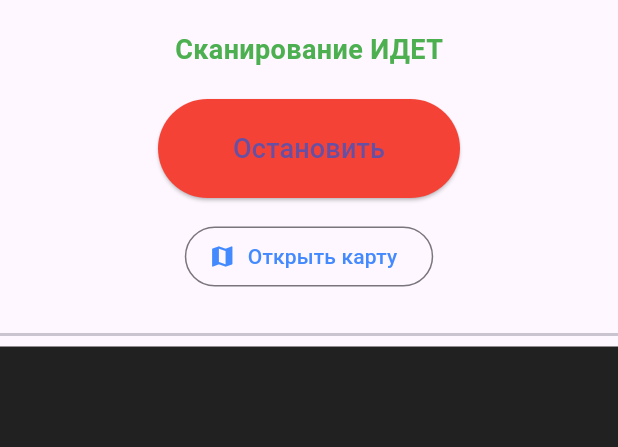
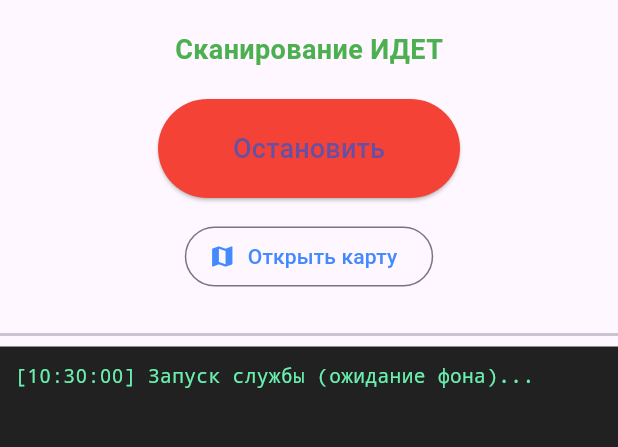
Before and after one commit to merty-gh/easyride, a Flutter app: the screen it shows after launch, after a tap on "Поехали", on a phone screen of 412 x 824 dp, the part 84-531 px from its top. Run offline on Flutter 3.47's test engine with Material 3 defaults, Android fonts, the phone set to English and light mode, and no system bars; our stand-ins replace flutter_map, geolocator, latlong2, sensors_plus; missing offline and left inert: flutter_foreground_task; network calls fail.

Commit message:
исправлены ошибки

```diff
--- a/easyride_app/lib/main.dart
+++ b/easyride_app/lib/main.dart
@@ -6,6 +6,7 @@ import 'api_service.dart';
 import 'map_screen.dart';
 
 void main() {
+  WidgetsFlutterBinding.ensureInitialized();
   FlutterForegroundTask.initCommunicationPort();
   runApp(const MyApp());
 }
@@ -36,18 +37,15 @@ class _DashboardState extends State<Dashboard> {
   void initState() {
     super.initState();
     _initForegroundTask();
-    // ИСПРАВЛЕНО: Новый метод прослушивания данных из фона
     FlutterForegroundTask.addTaskDataCallback(_onReceiveTaskData);
   }
 
   @override
   void dispose() {
-    // Очищаем прослушиватель при закрытии
     FlutterForegroundTask.removeTaskDataCallback(_onReceiveTaskData);
     super.dispose();
   }
 
-  // ИСПРАВЛЕНО: Функция для получения логов
   void _onReceiveTaskData(Object data) {
     if (data is String) {
       ApiService.addLog(data);
@@ -59,7 +57,6 @@ class _DashboardState extends State<Dashboard> {
     await FlutterForegroundTask.requestNotificationPermission();
     await FlutterForegroundTask.requestIgnoreBatteryOptimization();
 
-    // ИСПРАВЛЕНО: Обновленный синтаксис настроек под версию 9.x
     FlutterForegroundTask.init(
       androidNotificationOptions: AndroidNotificationOptions(
         channelId: 'easyride_tracking',
@@ -67,14 +64,13 @@ class _DashboardState extends State<Dashboard> {
         channelDescription: 'Сканирование ям работает в фоне',
         channelImportance: NotificationChannelImportance.LOW,
         priority: NotificationPriority.LOW,
-        // iconData убран, подхватится стандартная иконка
       ),
       iosNotificationOptions: const IOSNotificationOptions(
         showNotification: true,
         playSound: false,
       ),
       foregroundTaskOptions: ForegroundTaskOptions(
-        eventAction: ForegroundTaskEventAction.repeat(5000), // Новый синтаксис интервала
+        eventAction: ForegroundTaskEventAction.repeat(5000),
         allowWakeLock: true,
         allowWifiLock: true,
       ),
@@ -82,19 +78,27 @@ class _DashboardState extends State<Dashboard> {
   }
 
   void _toggleTracking() async {
+    try {
       if (_isActive) {
+        ApiService.addLog("Остановка службы..."); // Лог прямо с UI
         await FlutterForegroundTask.stopService();
         setState(() => _isActive = false);
       } else {
+        ApiService.addLog("Запуск службы (ожидание фона)..."); // Лог прямо с UI
+
         if (await FlutterForegroundTask.isRunningService) {
           await FlutterForegroundTask.stopService();
         }
+
         await FlutterForegroundTask.startService(
           notificationTitle: 'EasyRide',
           notificationText: 'Сканирование дороги активно',
           callback: startCallback,
         );
         setState(() => _isActive = true);
+      }
+    } catch (e) {
+      ApiService.addLog("❌ Ошибка старта службы: $e");
     }
   }
 
```
Also changed, not shown: easyride_app/lib/map_screen.dart (+39 -5 lines), easyride_app/lib/sensor_service.dart (+14 -8 lines), 1 other file. Lines whose indentation alone changed are shown as unchanged.
